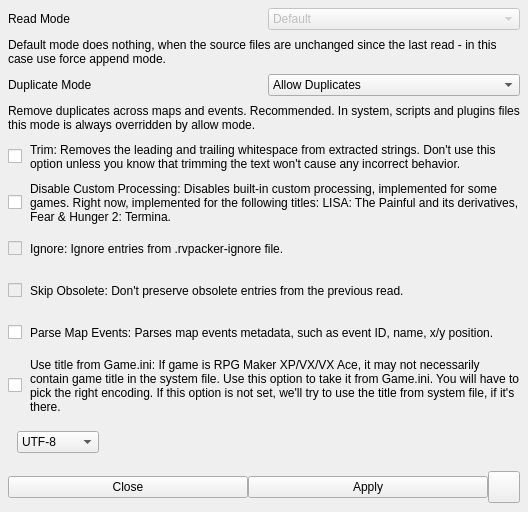
The window that src/ReadMenu/ReadMenu.ui (RPG-Maker-Translation-Tools/rpgmtranslate-qt) describes before a commit, drawn with Qt 5.
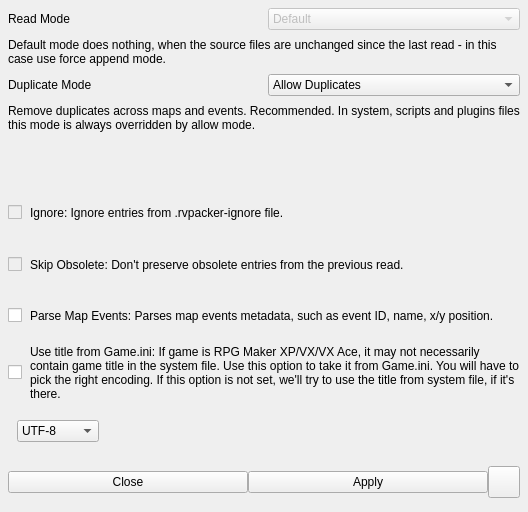
The same window after the commit. Icons and pictures are not drawn.

Diff of the .ui file:
```diff
--- a/src/ReadMenu/ReadMenu.ui
+++ b/src/ReadMenu/ReadMenu.ui
@@ -230,85 +230,6 @@
       <property name="bottomMargin">
        <number>0</number>
       </property>
-      <item alignment="Qt::AlignmentFlag::AlignLeft">
-       <widget class="QCheckBox" name="trimCheckbox">
-        <property name="sizePolicy">
-         <sizepolicy hsizetype="Expanding" vsizetype="Fixed">
-          <horstretch>0</horstretch>
-          <verstretch>0</verstretch>
-         </sizepolicy>
-        </property>
-        <property name="text">
-         <string/>
-        </property>
-       </widget>
-      </item>
-      <item>
-       <widget class="QLabel" name="label_7">
-        <property name="sizePolicy">
-         <sizepolicy hsizetype="Expanding" vsizetype="Preferred">
-          <horstretch>0</horstretch>
-          <verstretch>0</verstretch>
-         </sizepolicy>
-        </property>
-        <property name="text">
-         <string>Trim: Removes the leading and trailing whitespace from extracted strings. Don't use this option unless you know that trimming the text won't cause any incorrect behavior.</string>
-        </property>
-        <property name="wordWrap">
-         <bool>true</bool>
-        </property>
-       </widget>
-      </item>
-     </layout>
-    </widget>
-   </item>
-   <item>
-    <widget class="QWidget" name="disableCustomProcessingWidget" native="true">
-     <layout class="QHBoxLayout" name="horizontalLayout_7">
-      <property name="spacing">
-       <number>8</number>
-      </property>
-      <property name="leftMargin">
-       <number>0</number>
-      </property>
-      <property name="topMargin">
-       <number>0</number>
-      </property>
-      <property name="rightMargin">
-       <number>0</number>
-      </property>
-      <property name="bottomMargin">
-       <number>0</number>
-      </property>
-      <item alignment="Qt::AlignmentFlag::AlignLeft">
-       <widget class="QCheckBox" name="disableCustomProcessingCheckbox">
-        <property name="sizePolicy">
-         <sizepolicy hsizetype="Expanding" vsizetype="Fixed">
-          <horstretch>0</horstretch>
-          <verstretch>0</verstretch>
-         </sizepolicy>
-        </property>
-        <property name="text">
-         <string/>
-        </property>
-       </widget>
-      </item>
-      <item>
-       <widget class="QLabel" name="label_6">
-        <property name="sizePolicy">
-         <sizepolicy hsizetype="Expanding" vsizetype="Preferred">
-          <horstretch>0</horstretch>
-          <verstretch>0</verstretch>
-         </sizepolicy>
-        </property>
-        <property name="text">
-         <string>Disable Custom Processing: Disables built-in custom processing, implemented for some games. Right now, implemented for the following titles: LISA: The Painful and its derivatives, Fear &amp; Hunger 2: Termina.</string>
-        </property>
-        <property name="wordWrap">
-         <bool>true</bool>
-        </property>
-       </widget>
-      </item>
      </layout>
     </widget>
    </item>
```
